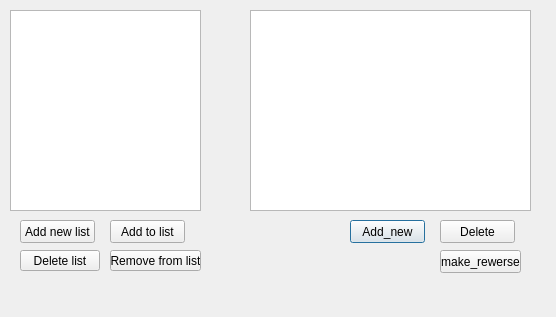
First picture: the form in lab3_2/alarm_clock.ui, repository AndrikB/2-Course, before the edit.
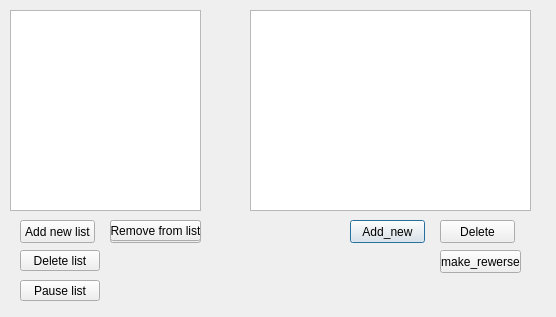
Second picture: the form after the edit.

Commit message: add all button on alarm clock visibilaty

Diff of the .ui file:
```diff
--- a/lab3_2/alarm_clock.ui
+++ b/lab3_2/alarm_clock.ui
@@ -90,7 +90,7 @@
     <rect>
      <x>110</x>
      <y>220</y>
-     <width>75</width>
+     <width>91</width>
      <height>23</height>
     </rect>
    </property>
@@ -115,7 +115,7 @@
    <property name="geometry">
     <rect>
      <x>110</x>
-     <y>250</y>
+     <y>220</y>
      <width>91</width>
      <height>21</height>
     </rect>
@@ -124,6 +124,19 @@
     <string>Remove from list</string>
    </property>
   </widget>
+  <widget class="QPushButton" name="pause_continue_List">
+   <property name="geometry">
+    <rect>
+     <x>20</x>
+     <y>280</y>
+     <width>80</width>
+     <height>21</height>
+    </rect>
+   </property>
+   <property name="text">
+    <string>Pause list</string>
+   </property>
+  </widget>
  </widget>
  <resources/>
  <connections/>
```
The commit also changes 2 other files.
